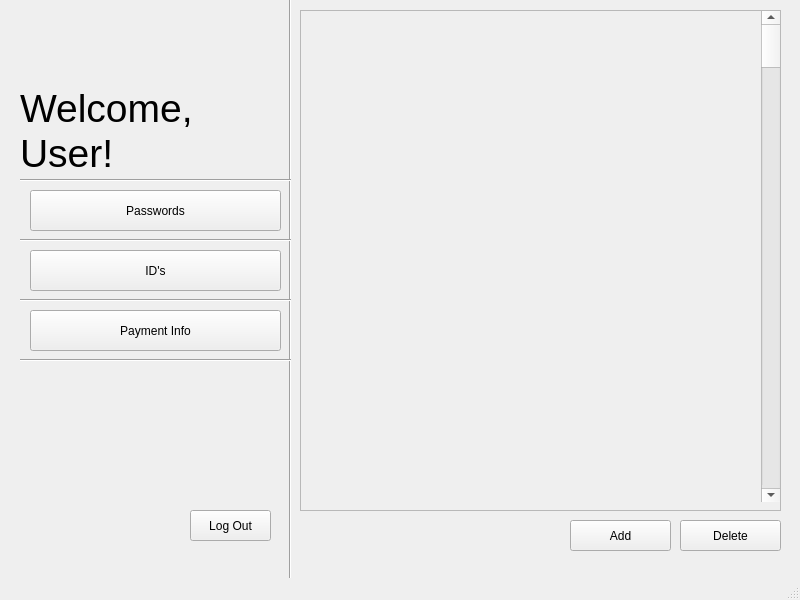
First picture: the form in res/design/home.ui, repository aquib-sh/password-manager, before the edit.
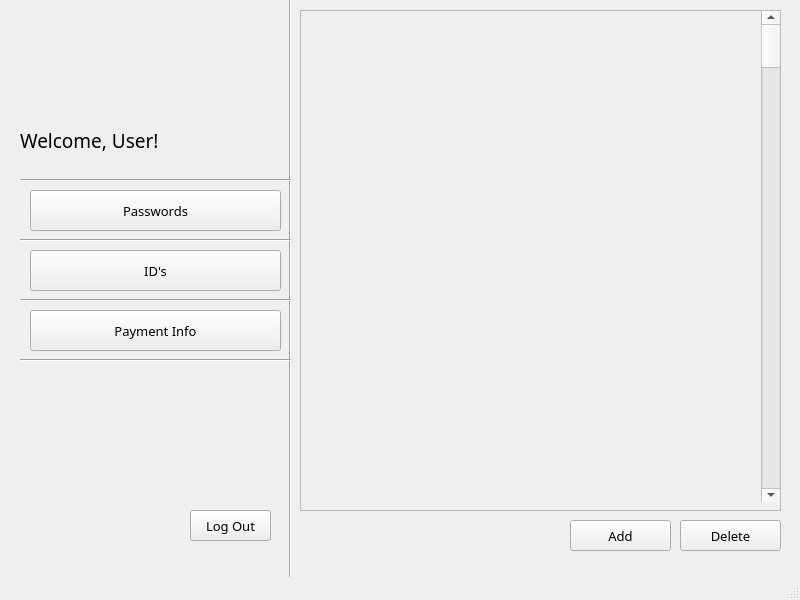
Second picture: the form after the edit. Icons and pictures are not drawn.

Commit message: Add Sans Serif format and fix the bug for Qt resource unavailable

What changed in the file:
```diff
--- a/res/design/home.ui
+++ b/res/design/home.ui
@@ -10,6 +10,13 @@
     <height>600</height>
    </rect>
   </property>
+  <property name="font">
+   <font>
+    <family>Sans Serif</family>
+    <pointsize>10</pointsize>
+    <bold>false</bold>
+   </font>
+  </property>
   <property name="windowTitle">
    <string>PassVault Home</string>
   </property>
@@ -23,6 +30,13 @@
       <height>631</height>
      </rect>
     </property>
+    <property name="font">
+     <font>
+      <family>Sans Serif</family>
+      <pointsize>10</pointsize>
+      <bold>false</bold>
+     </font>
+    </property>
     <property name="orientation">
      <enum>Qt::Vertical</enum>
     </property>
@@ -72,6 +86,13 @@
       <height>41</height>
      </rect>
     </property>
+    <property name="font">
+     <font>
+      <family>Sans Serif</family>
+      <pointsize>10</pointsize>
+      <bold>false</bold>
+     </font>
+    </property>
     <property name="text">
      <string>Passwords</string>
     </property>
@@ -85,6 +106,13 @@
       <height>41</height>
      </rect>
     </property>
+    <property name="font">
+     <font>
+      <family>Sans Serif</family>
+      <pointsize>10</pointsize>
+      <bold>false</bold>
+     </font>
+    </property>
     <property name="text">
      <string>ID's</string>
     </property>
@@ -98,6 +126,13 @@
       <height>31</height>
      </rect>
     </property>
+    <property name="font">
+     <font>
+      <family>Sans Serif</family>
+      <pointsize>10</pointsize>
+      <bold>false</bold>
+     </font>
+    </property>
     <property name="text">
      <string>Log Out</string>
     </property>
@@ -163,25 +198,13 @@
       <height>17</height>
      </rect>
     </property>
-    <property name="text">
-     <string/>
+    <property name="font">
+     <font>
+      <family>Sans Serif</family>
+      <pointsize>10</pointsize>
+      <bold>false</bold>
+     </font>
     </property>
-   </widget>
-   <widget class="QLabel" name="label_3">
-    <property name="geometry">
-     <rect>
-      <x>20</x>
-      <y>10</y>
-      <width>261</width>
-      <height>101</height>
-     </rect>
-    </property>
-    <property name="toolTipDuration">
-     <number>0</number>
-    </property>
-    <property name="autoFillBackground">
-     <bool>false</bool>
-    </property>
     <property name="text">
      <string/>
     </property>
@@ -196,14 +219,16 @@
     <property name="geometry">
      <rect>
       <x>20</x>
-      <y>90</y>
-      <width>261</width>
-      <height>81</height>
+      <y>110</y>
+      <width>171</width>
+      <height>61</height>
      </rect>
     </property>
     <property name="font">
      <font>
-      <pointsize>29</pointsize>
+      <family>Sans Serif</family>
+      <pointsize>14</pointsize>
+      <bold>false</bold>
      </font>
     </property>
     <property name="focusPolicy">
@@ -231,6 +256,13 @@
       <height>41</height>
      </rect>
     </property>
+    <property name="font">
+     <font>
+      <family>Sans Serif</family>
+      <pointsize>10</pointsize>
+      <bold>false</bold>
+     </font>
+    </property>
     <property name="text">
      <string>Payment Info</string>
     </property>
@@ -244,6 +276,13 @@
       <height>31</height>
      </rect>
     </property>
+    <property name="font">
+     <font>
+      <family>Sans Serif</family>
+      <pointsize>10</pointsize>
+      <bold>false</bold>
+     </font>
+    </property>
     <property name="text">
      <string>Add</string>
     </property>
@@ -257,10 +296,37 @@
       <height>31</height>
      </rect>
     </property>
+    <property name="font">
+     <font>
+      <family>Sans Serif</family>
+      <pointsize>10</pointsize>
+      <bold>false</bold>
+     </font>
+    </property>
     <property name="text">
      <string>Delete</string>
     </property>
    </widget>
+   <widget class="QLabel" name="label_3">
+    <property name="geometry">
+     <rect>
+      <x>20</x>
+      <y>20</y>
+      <width>261</width>
+      <height>101</height>
+     </rect>
+    </property>
+    <property name="font">
+     <font>
+      <family>Sans Serif</family>
+      <pointsize>10</pointsize>
+      <bold>false</bold>
+     </font>
+    </property>
+    <property name="text">
+     <string>&lt;html&gt;&lt;head/&gt;&lt;body&gt;&lt;p&gt;&lt;img src=&quot;:/newPrefix/logo/login_screen_medium.png&quot;/&gt;&lt;/p&gt;&lt;/body&gt;&lt;/html&gt;</string>
+    </property>
+   </widget>
   </widget>
   <widget class="QMenuBar" name="menubar">
    <property name="geometry">
```
Left out of the diff: 54 changed lines with no effect on the pictures.
